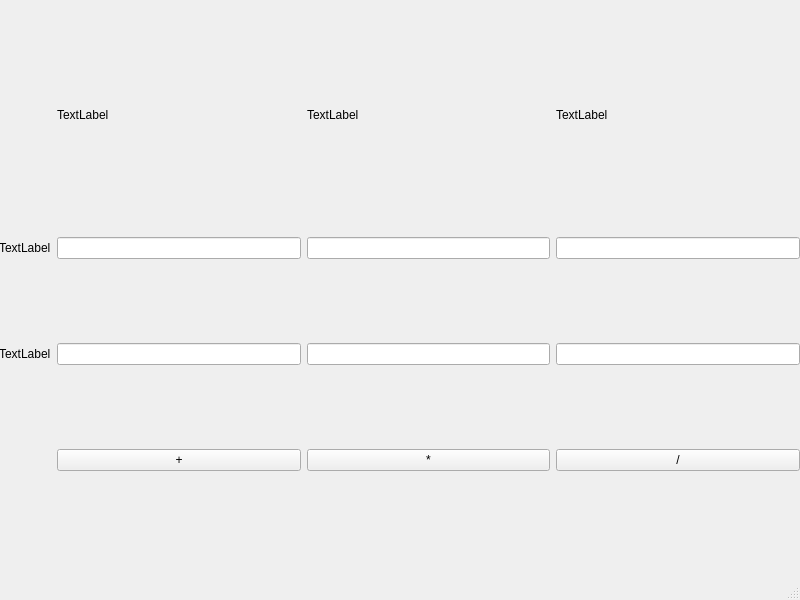
Above: mainwindow.ui from pgonzs08/calculadora_IEEE754 before the change. Below: the same form after it.
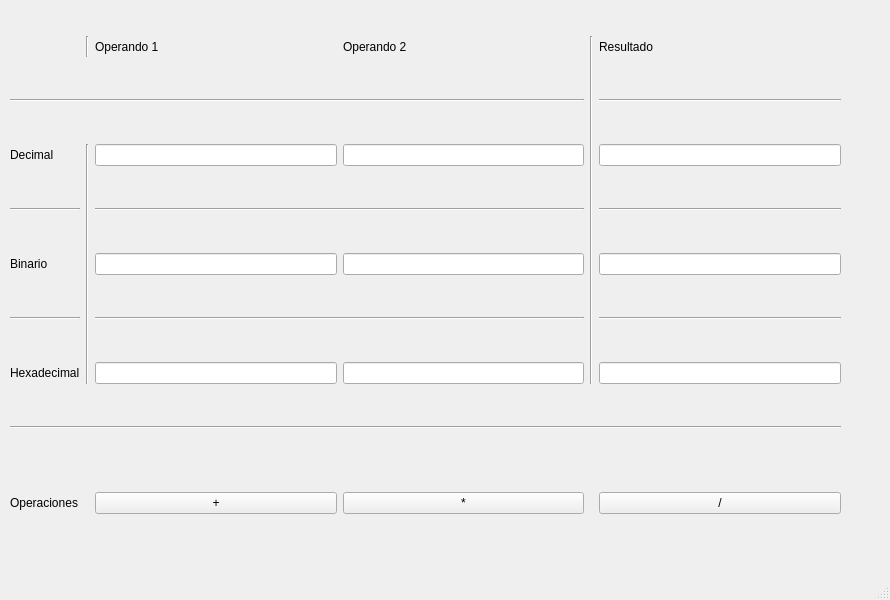
That is the form after the change.

Diff of the .ui file:
```diff
--- a/mainwindow.ui
+++ b/mainwindow.ui
@@ -6,7 +6,7 @@
    <rect>
     <x>0</x>
     <y>0</y>
-    <width>800</width>
+    <width>890</width>
     <height>600</height>
    </rect>
   </property>
@@ -17,93 +17,271 @@
    <widget class="QWidget" name="gridLayoutWidget">
     <property name="geometry">
      <rect>
-      <x>-1</x>
-      <y>-1</y>
-      <width>801</width>
+      <x>10</x>
+      <y>0</y>
+      <width>831</width>
       <height>551</height>
      </rect>
     </property>
     <layout class="QGridLayout" name="gridLayout">
-     <item row="1" column="3">
-      <widget class="QLineEdit" name="lineEdit_2"/>
+     <item row="3" column="0">
+      <widget class="Line" name="line_2">
+       <property name="orientation">
+        <enum>Qt::Horizontal</enum>
+       </property>
+      </widget>
      </item>
-     <item row="1" column="1">
-      <widget class="QLineEdit" name="lineEdit_3"/>
+     <item row="5" column="2" colspan="2">
+      <widget class="Line" name="line_5">
+       <property name="orientation">
+        <enum>Qt::Horizontal</enum>
+       </property>
+      </widget>
      </item>
-     <item row="2" column="1">
-      <widget class="QLineEdit" name="lineEdit_4"/>
+     <item row="2" column="3">
+      <widget class="QLineEdit" name="lineEdit"/>
+     </item>
+     <item row="1" column="5">
+      <widget class="Line" name="line_10">
+       <property name="orientation">
+        <enum>Qt::Horizontal</enum>
+       </property>
+      </widget>
+     </item>
+     <item row="6" column="3">
+      <widget class="QLineEdit" name="lineEdit_8">
+       <property name="readOnly">
+        <bool>true</bool>
+       </property>
+      </widget>
+     </item>
+     <item row="4" column="0">
+      <widget class="QLabel" name="label_5">
+       <property name="maximumSize">
+        <size>
+         <width>16777215</width>
+         <height>76</height>
+        </size>
+       </property>
+       <property name="text">
+        <string>Binario</string>
+       </property>
+      </widget>
+     </item>
+     <item row="9" column="3">
+      <widget class="QPushButton" name="pushButton_2">
+       <property name="text">
+        <string>*</string>
+       </property>
+      </widget>
+     </item>
+     <item row="6" column="2">
+      <widget class="QLineEdit" name="lineEdit_7">
+       <property name="readOnly">
+        <bool>true</bool>
+       </property>
+      </widget>
+     </item>
+     <item row="0" column="4" rowspan="7">
+      <widget class="Line" name="line_6">
+       <property name="orientation">
+        <enum>Qt::Vertical</enum>
+       </property>
+      </widget>
+     </item>
+     <item row="4" column="3">
+      <widget class="QLineEdit" name="lineEdit_5">
+       <property name="readOnly">
+        <bool>true</bool>
+       </property>
+      </widget>
+     </item>
+     <item row="3" column="2" colspan="2">
+      <widget class="Line" name="line_3">
+       <property name="orientation">
+        <enum>Qt::Horizontal</enum>
+       </property>
+      </widget>
+     </item>
+     <item row="6" column="5">
+      <widget class="QLineEdit" name="lineEdit_9">
+       <property name="readOnly">
+        <bool>true</bool>
+       </property>
+      </widget>
      </item>
      <item row="0" column="1">
-      <widget class="QLabel" name="label">
-       <property name="maximumSize">
-        <size>
-         <width>16777215</width>
-         <height>76</height>
-        </size>
+      <widget class="Line" name="line_11">
+       <property name="orientation">
+        <enum>Qt::Vertical</enum>
        </property>
-       <property name="text">
-        <string>TextLabel</string>
-       </property>
       </widget>
      </item>
-     <item row="0" column="2">
-      <widget class="QLabel" name="label_2">
-       <property name="text">
-        <string>TextLabel</string>
-       </property>
-      </widget>
-     </item>
-     <item row="2" column="2">
-      <widget class="QLineEdit" name="lineEdit_5"/>
-     </item>
-     <item row="1" column="0">
-      <widget class="QLabel" name="label_4">
-       <property name="text">
-        <string>TextLabel</string>
+     <item row="5" column="0">
+      <widget class="Line" name="line_4">
+       <property name="orientation">
+        <enum>Qt::Horizontal</enum>
        </property>
       </widget>
      </item>
      <item row="2" column="0">
-      <widget class="QLabel" name="label_5">
+      <widget class="QLabel" name="label_4">
+       <property name="maximumSize">
+        <size>
+         <width>16777215</width>
+         <height>76</height>
+        </size>
+       </property>
        <property name="text">
-        <string>TextLabel</string>
+        <string>Decimal</string>
        </property>
       </widget>
      </item>
-     <item row="1" column="2">
-      <widget class="QLineEdit" name="lineEdit"/>
+     <item row="6" column="0">
+      <widget class="QLabel" name="label_6">
+       <property name="maximumSize">
+        <size>
+         <width>16777215</width>
+         <height>76</height>
+        </size>
+       </property>
+       <property name="text">
+        <string>Hexadecimal</string>
+       </property>
+      </widget>
      </item>
-     <item row="2" column="3">
-      <widget class="QLineEdit" name="lineEdit_6"/>
+     <item row="4" column="2">
+      <widget class="QLineEdit" name="lineEdit_4">
+       <property name="readOnly">
+        <bool>true</bool>
+       </property>
+      </widget>
      </item>
      <item row="0" column="3">
-      <widget class="QLabel" name="label_3">
+      <widget class="QLabel" name="label_2">
+       <property name="maximumSize">
+        <size>
+         <width>16777215</width>
+         <height>21</height>
+        </size>
+       </property>
        <property name="text">
-        <string>TextLabel</string>
+        <string>Operando 2</string>
        </property>
       </widget>
      </item>
-     <item row="3" column="1">
+     <item row="0" column="2">
+      <widget class="QLabel" name="label">
+       <property name="maximumSize">
+        <size>
+         <width>16777215</width>
+         <height>21</height>
+        </size>
+       </property>
+       <property name="text">
+        <string>Operando 1</string>
+       </property>
+      </widget>
+     </item>
+     <item row="9" column="2">
       <widget class="QPushButton" name="pushButton">
        <property name="text">
         <string>+</string>
        </property>
       </widget>
      </item>
-     <item row="3" column="2">
-      <widget class="QPushButton" name="pushButton_2">
+     <item row="2" column="5">
+      <widget class="QLineEdit" name="lineEdit_2">
+       <property name="readOnly">
+        <bool>true</bool>
+       </property>
+      </widget>
+     </item>
+     <item row="0" column="5">
+      <widget class="QLabel" name="label_3">
+       <property name="maximumSize">
+        <size>
+         <width>16777215</width>
+         <height>21</height>
+        </size>
+       </property>
        <property name="text">
-        <string>*</string>
+        <string>Resultado</string>
        </property>
       </widget>
      </item>
-     <item row="3" column="3">
+     <item row="5" column="5">
+      <widget class="Line" name="line_8">
+       <property name="orientation">
+        <enum>Qt::Horizontal</enum>
+       </property>
+      </widget>
+     </item>
+     <item row="9" column="5">
       <widget class="QPushButton" name="pushButton_3">
        <property name="text">
         <string>/</string>
        </property>
       </widget>
      </item>
+     <item row="3" column="5">
+      <widget class="Line" name="line_7">
+       <property name="orientation">
+        <enum>Qt::Horizontal</enum>
+       </property>
+      </widget>
+     </item>
+     <item row="2" column="1" rowspan="5">
+      <widget class="Line" name="line">
+       <property name="orientation">
+        <enum>Qt::Vertical</enum>
+       </property>
+      </widget>
+     </item>
+     <item row="2" column="2">
+      <widget class="QLineEdit" name="lineEdit_3"/>
+     </item>
+     <item row="4" column="5">
+      <widget class="QLineEdit" name="lineEdit_6">
+       <property name="readOnly">
+        <bool>true</bool>
+       </property>
+      </widget>
+     </item>
+     <item row="1" column="0" colspan="4">
+      <widget class="Line" name="line_9">
+       <property name="orientation">
+        <enum>Qt::Horizontal</enum>
+       </property>
+      </widget>
+     </item>
+     <item row="7" column="0" colspan="6">
+      <widget class="Line" name="line_13">
+       <property name="orientation">
+        <enum>Qt::Horizontal</enum>
+       </property>
+      </widget>
+     </item>
+     <item row="8" column="0" colspan="6">
+      <spacer name="horizontalSpacer_3">
+       <property name="orientation">
+        <enum>Qt::Horizontal</enum>
+       </property>
+       <property name="sizeHint" stdset="0">
+        <size>
+         <width>40</width>
+         <height>21</height>
+        </size>
+       </property>
+      </spacer>
+     </item>
+     <item row="9" column="0">
+      <widget class="QLabel" name="label_7">
+       <property name="text">
+        <string>Operaciones</string>
+       </property>
+      </widget>
+     </item>
     </layout>
    </widget>
   </widget>
```
Left out of the diff: 2 changed lines with no effect on the pictures.
